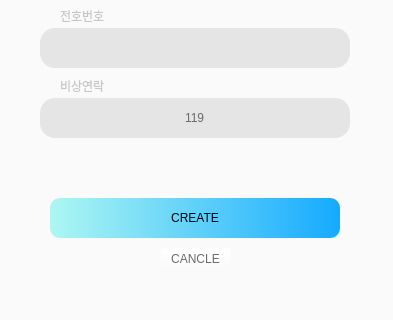
Qt form SolCareGUI/createaccount.ui (addinedu-ros-7th/deeplearning-repo-5) before a commit; both pictures show x 0 to 393 and y 532 to 852 of the 393 by 852 pixel window.
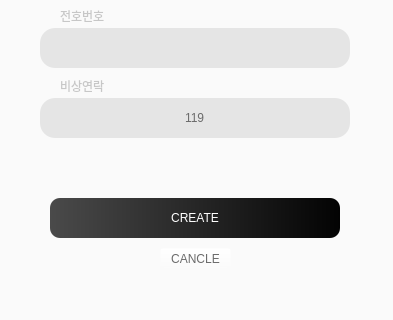
The same form after that commit. Icons and pictures are not drawn.

The edit to the form file:
```diff
--- a/SolCareGUI/createaccount.ui
+++ b/SolCareGUI/createaccount.ui
@@ -261,8 +261,8 @@
     </rect>
    </property>
    <property name="styleSheet">
-    <string notr="true">background-color: qlineargradient(spread:pad, x1:0, y1:0, x2:1, y2:0, stop:0 rgba(173, 247, 242, 255), stop:1 rgba(21, 170, 255, 255));
-color: black;              
+    <string notr="true">background-color: qlineargradient(spread:pad, x1:0, y1:0, x2:1, y2:0, stop:0 rgba(74, 74, 74, 255), stop:1 rgba(3, 3, 3, 255));
+color: white;
 border-radius: 10px; 
 padding: 5px;
 </string>
```
